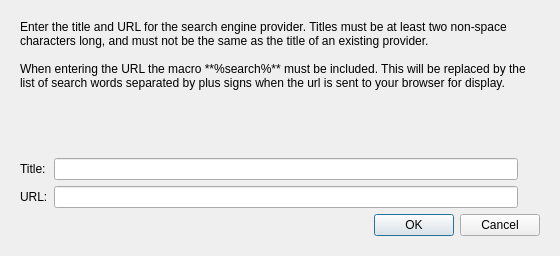
Above: options_search_engine_editor.ui from rdswift/picard-plugin-search-engine-lookup before the change. Below: the same form after it.
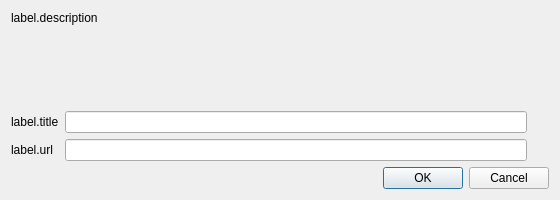
That is the form after the change.

Commit message: Update settings forms and translations

The edit to the form file:
```diff
--- a/options_search_engine_editor.ui
+++ b/options_search_engine_editor.ui
@@ -10,7 +10,7 @@
     <x>0</x>
     <y>0</y>
     <width>560</width>
-    <height>256</height>
+    <height>200</height>
    </rect>
   </property>
   <property name="sizePolicy">
@@ -22,13 +22,13 @@
   <property name="minimumSize">
    <size>
     <width>560</width>
-    <height>215</height>
+    <height>200</height>
    </size>
   </property>
   <property name="maximumSize">
    <size>
     <width>560</width>
-    <height>500</height>
+    <height>600</height>
    </size>
   </property>
   <property name="windowTitle">
@@ -36,37 +36,21 @@
   </property>
   <layout class="QVBoxLayout" name="verticalLayout">
    <item>
-    <widget class="QScrollArea" name="scrollArea">
-     <property name="frameShape">
-      <enum>QFrame::NoFrame</enum>
-     </property>
-     <property name="widgetResizable">
-      <bool>true</bool>
-     </property>
-     <widget class="QWidget" name="scrollAreaWidgetContents">
-      <property name="geometry">
-       <rect>
-        <x>0</x>
-        <y>0</y>
-        <width>542</width>
-        <height>238</height>
-       </rect>
-      </property>
-      <layout class="QVBoxLayout" name="verticalLayout_2">
-       <item>
-        <layout class="QVBoxLayout" name="verticalLayout_3">
-         <item>
           <widget class="QLabel" name="description">
            <property name="sizePolicy">
             <sizepolicy hsizetype="Preferred" vsizetype="Preferred">
              <horstretch>0</horstretch>
-             <verstretch>100</verstretch>
-            </sizepolicy>
-           </property>
+       <verstretch>0</verstretch>
+      </sizepolicy>
+     </property>
+     <property name="minimumSize">
+      <size>
+       <width>0</width>
+       <height>10</height>
+      </size>
+     </property>
            <property name="text">
-            <string>Enter the title and URL for the search engine provider. Titles must be at least two non-space characters long, and must not be the same as the title of an existing provider.
-
-When entering the URL the macro **%search%** must be included. This will be replaced by the list of search words separated by plus signs when the url is sent to your browser for display.</string>
+      <string>label.description</string>
            </property>
            <property name="textFormat">
             <enum>Qt::MarkdownText</enum>
@@ -87,14 +71,14 @@
            <item row="0" column="0">
             <widget class="QLabel" name="label_title">
              <property name="text">
-              <string>Title:</string>
+        <string>label.title</string>
              </property>
             </widget>
            </item>
            <item row="1" column="0">
             <widget class="QLabel" name="label_url">
              <property name="text">
-              <string>URL:</string>
+        <string>label.url</string>
              </property>
             </widget>
            </item>
@@ -158,12 +142,6 @@
            <property name="standardButtons">
             <set>QDialogButtonBox::Cancel|QDialogButtonBox::Ok</set>
            </property>
-          </widget>
-         </item>
-        </layout>
-       </item>
-      </layout>
-     </widget>
     </widget>
    </item>
   </layout>
```
Left out of the diff: 2 changed lines with no effect on the pictures. Lines whose indentation alone changed are shown as unchanged. The commit also changes 4 other files.
